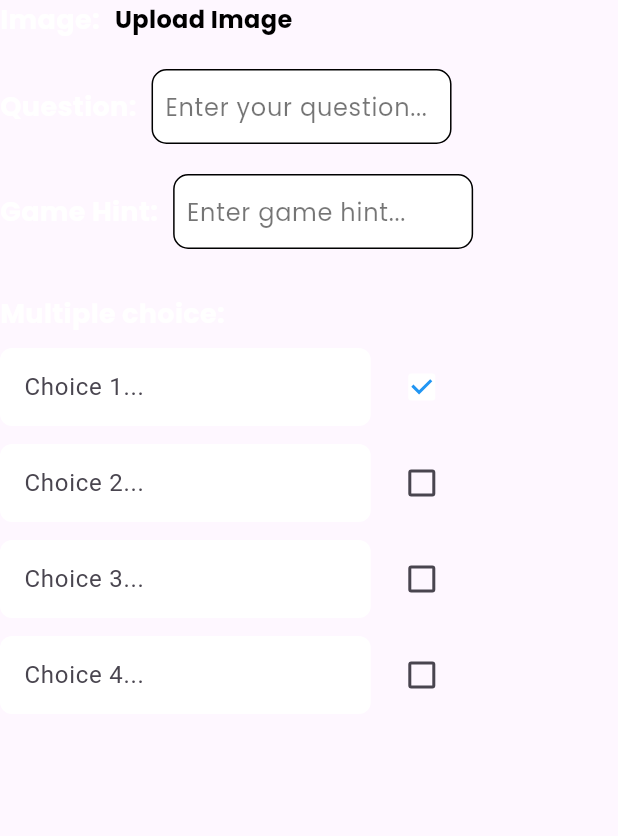
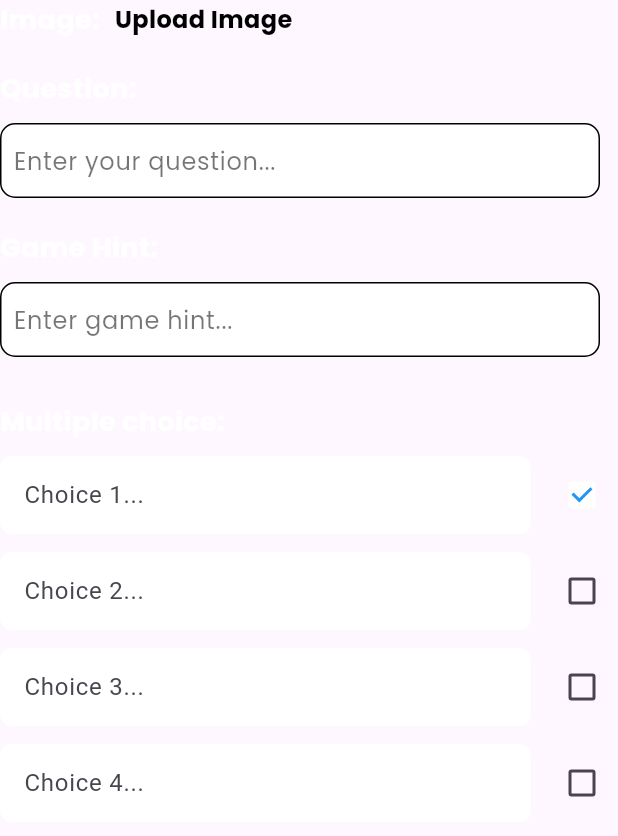
Before and after one commit to SharpDagger99/final-project-lexiboost-on-web, a Flutter app: the MyFillInTheBlank3Settings widget shown alone on an empty page, opened directly with empty values, on a phone screen of 412 x 824 dp. Shown: the top 836 px of the screen. Run offline on Flutter 3.47's test engine with Material 3 defaults, Android fonts, the phone set to English and light mode, and no system bars; our stand-ins replace audioplayers, cached_network_image, cloud_firestore, file_picker, firebase_auth, firebase_core and 5 more; missing offline and left inert: animated_button, record; accounts and stored records are empty.

Commit message:
yellow crash

```diff
--- a/lib/editor/game types/fill_the_blank3.dart
+++ b/lib/editor/game types/fill_the_blank3.dart
@@ -353,8 +353,6 @@ class _MyFillInTheBlank3SettingsState extends State<MyFillInTheBlank3Settings> {
         const SizedBox(height: 20),
 
         // Question input
-        Row(
-          children: [
         Text(
           "Question:",
           style: GoogleFonts.poppins(
@@ -363,9 +361,10 @@ class _MyFillInTheBlank3SettingsState extends State<MyFillInTheBlank3Settings> {
             color: Colors.white,
           ),
         ),
-            const SizedBox(width: 10),
-            Container(
-              width: (MediaQuery.of(context).size.width * 0.6).clamp(0, 200),
+        const SizedBox(height: 10),
+        ConstrainedBox(
+          constraints: const BoxConstraints(maxWidth: 400),
+          child: Container(
             height: 50,
             decoration: BoxDecoration(
               borderRadius: BorderRadius.circular(10),
@@ -385,14 +384,11 @@ class _MyFillInTheBlank3SettingsState extends State<MyFillInTheBlank3Settings> {
               ),
             ),
           ),
-          ],
         ),
 
         const SizedBox(height: 20),
 
         // Game Hint input
-        Row(
-          children: [
         Text(
           "Game Hint:",
           style: GoogleFonts.poppins(
@@ -401,9 +397,10 @@ class _MyFillInTheBlank3SettingsState extends State<MyFillInTheBlank3Settings> {
             color: Colors.white,
           ),
         ),
-            const SizedBox(width: 10),
-            Container(
-              width: (MediaQuery.of(context).size.width * 0.6).clamp(0, 200),
+        const SizedBox(height: 10),
+        ConstrainedBox(
+          constraints: const BoxConstraints(maxWidth: 400),
+          child: Container(
             height: 50,
             decoration: BoxDecoration(
               borderRadius: BorderRadius.circular(10),
@@ -423,7 +420,6 @@ class _MyFillInTheBlank3SettingsState extends State<MyFillInTheBlank3Settings> {
               ),
             ),
           ),
-          ],
         ),
 
         const SizedBox(height: 30),
@@ -447,8 +443,9 @@ class _MyFillInTheBlank3SettingsState extends State<MyFillInTheBlank3Settings> {
                 padding: const EdgeInsets.only(bottom: 12.0),
                 child: Row(
                   children: [
-                    SizedBox(
-                      width: (MediaQuery.of(context).size.width * 0.6).clamp(0, 300),
+                    Expanded(
+                      child: ConstrainedBox(
+                        constraints: const BoxConstraints(maxWidth: 300),
                         child: TextField(
                           controller: choiceControllers[i],
                           maxLength: 50,
@@ -466,6 +463,7 @@ class _MyFillInTheBlank3SettingsState extends State<MyFillInTheBlank3Settings> {
                             border: OutlineInputBorder(
                               borderRadius: BorderRadius.circular(8),
                               borderSide: BorderSide.none,
+                            ),
                           ),
                         ),
                       ),
```
Also changed, not shown: lib/editor/game types/guess_the_answer.dart (+14 -8 lines), 1 other file. Lines whose indentation alone changed are shown as unchanged.
